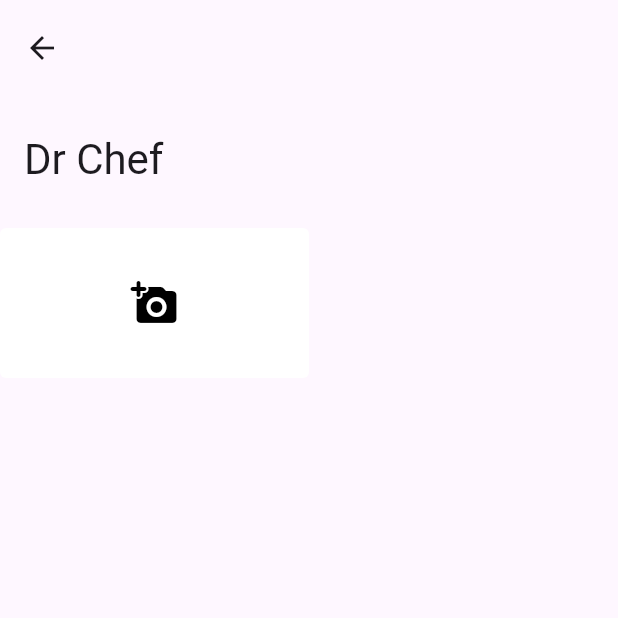
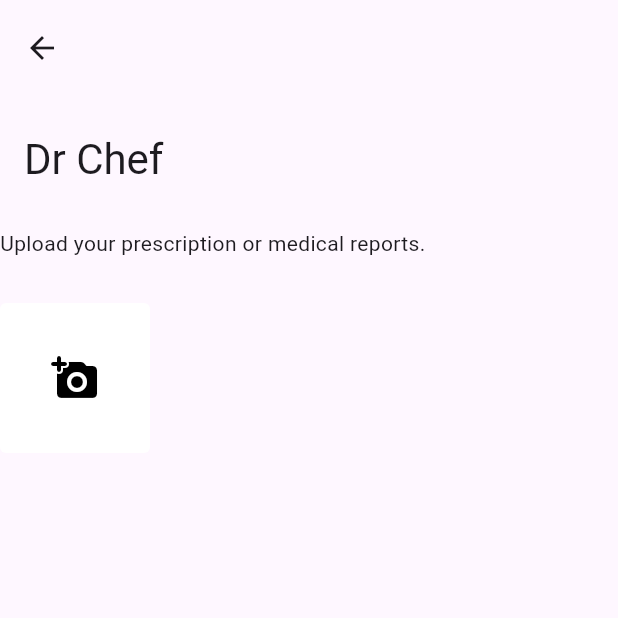
Before and after one commit to Ayush2006128/drchef, a Flutter app: the FormPage screen opened by its route, on a phone screen of 412 x 824 dp, the top half of it. Run offline on Flutter 3.47's test engine with Material 3 defaults, Android fonts, the phone set to English and light mode, and no system bars; our stand-ins replace firebase_core, image_picker; accounts and stored records are empty.

Commit message:
fixed form_image_container.dart

```diff
--- a/lib/pages/form_page.dart
+++ b/lib/pages/form_page.dart
@@ -12,7 +12,7 @@ class FormPage extends StatefulWidget {
 }
 
 class _FormPageState extends State<FormPage> {
-  List<XFile> _images = List.empty(growable: true);
+  late List<XFile?> _images = [];
   void _pickImage() async {
     final image = await ImagePicker().pickImage(source: ImageSource.gallery);
     if (image != null) {
@@ -40,7 +40,7 @@ class _FormPageState extends State<FormPage> {
             imageWidget: _images
                 .map(
                   (i) => PromptImage(
-                    file: i,
+                    file: i ?? XFile(''),
                     onTapIcon: () {
                       setState(() {
                         _images.remove(i);
--- a/lib/widgets/form_image_container.dart
+++ b/lib/widgets/form_image_container.dart
@@ -10,10 +10,20 @@ class FormImageContainer extends StatelessWidget {
   Widget build(BuildContext context) {
     return SizedBox(
       width: double.infinity,
+      height: 150,
+      child: Column(
+        crossAxisAlignment: CrossAxisAlignment.start,
+        children: [
+          const Expanded(
+            child: Text("Upload your prescription or medical reports."),
+          ),
+          Row(
+            children: [
+              SizedBox(
+                width: 100,
                 height: 100,
-      child: Row(
-        children: [
-          Expanded(child: addImage),
+                child: addImage,
+              ),
               Expanded(
                 child: SizedBox(
                   width: double.infinity,
@@ -26,6 +36,8 @@ class FormImageContainer extends StatelessWidget {
               ),
             ],
           ),
+        ],
+      ),
     );
   }
 }
```
Lines whose indentation alone changed are shown as unchanged.
